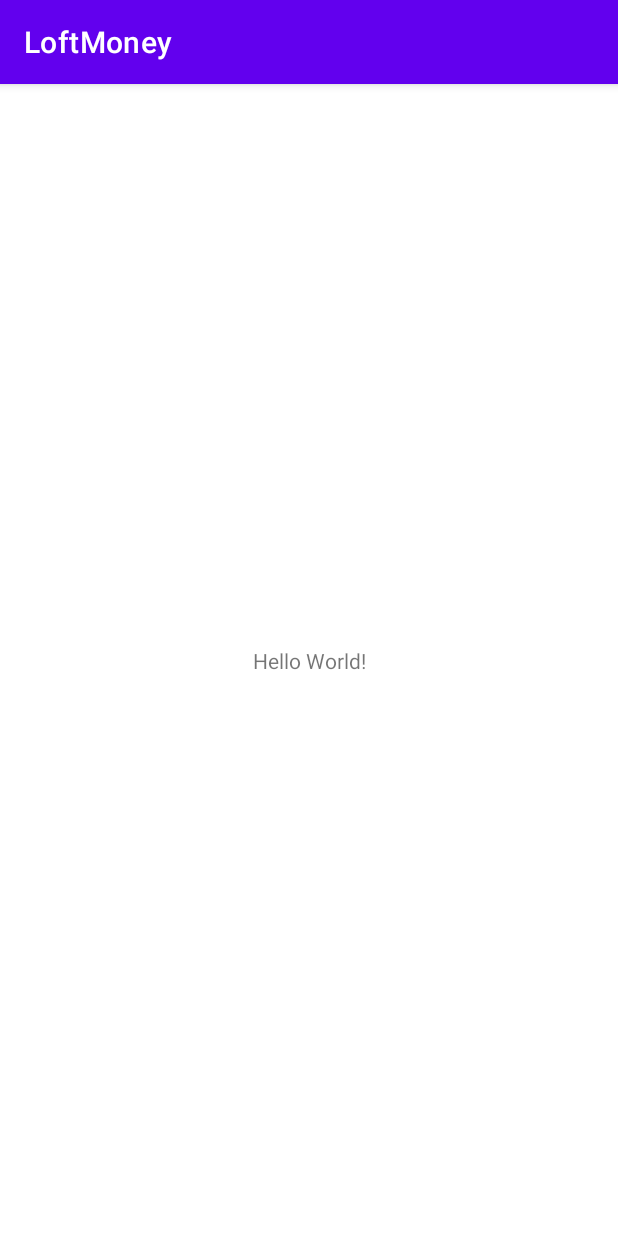
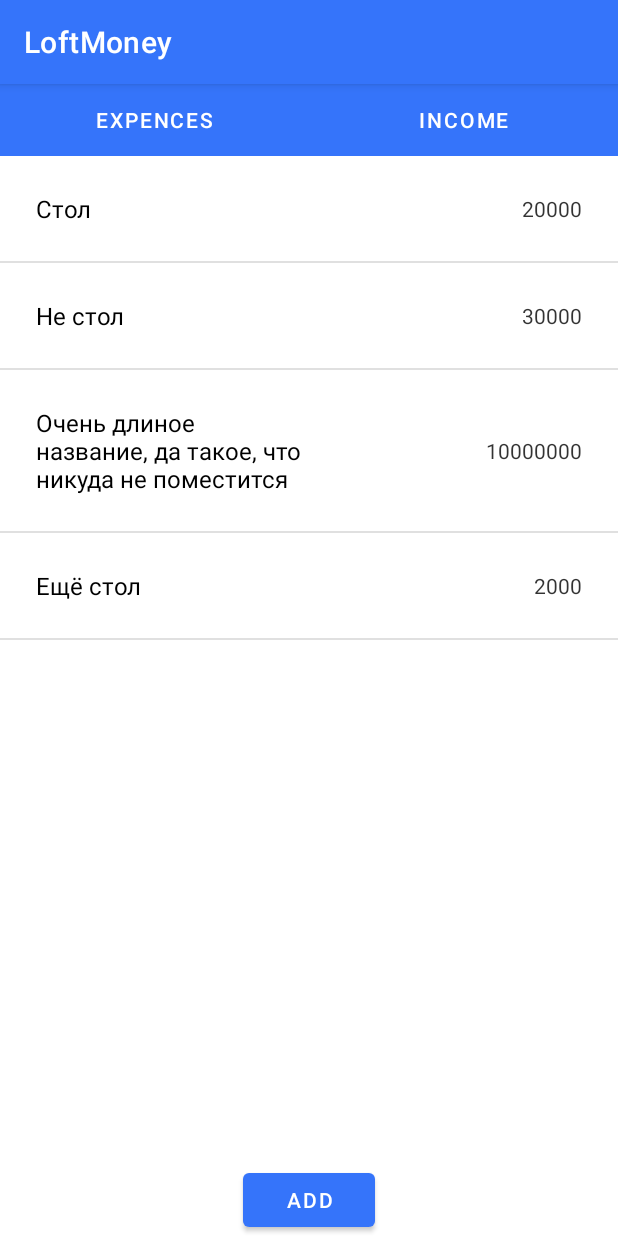
Before and after one commit to ChuevVladimir/Myhelloworld, an Android app: the screen it shows after launch (MainActivity), on a phone screen of 412 x 824 dp. Run offline under Robolectric (Android 15) with nearby library versions, the phone set to English and light mode, and no system bars.

Commit message:
Домашнее задание2

```diff
--- a/app/build.gradle
+++ b/app/build.gradle
@@ -33,6 +33,11 @@ dependencies {
     implementation 'androidx.appcompat:appcompat:1.2.0'
     implementation 'com.google.android.material:material:1.2.1'
     implementation 'androidx.constraintlayout:constraintlayout:2.0.2'
+
+    implementation "androidx.recyclerview:recyclerview:1.1.0"
+    implementation 'com.google.android.material:material:1.3.0-alpha03'
+
+
     testImplementation 'junit:junit:4.+'
     androidTestImplementation 'androidx.test.ext:junit:1.1.2'
     androidTestImplementation 'androidx.test.espresso:espresso-core:3.3.0'
--- a/app/src/main/java/com/chuev/myhellowworld/AddItemActivity.java
+++ b/app/src/main/java/com/chuev/myhellowworld/AddItemActivity.java
@@ -1,14 +1,48 @@
 package com.chuev.myhellowworld;
 
+import android.content.Intent;
+import android.text.TextUtils;
 import android.os.Bundle;
+import android.view.View;
+import android.widget.Button;
+import android.widget.TextView;
 
 import androidx.annotation.Nullable;
 import androidx.appcompat.app.AppCompatActivity;
 
 public class AddItemActivity extends AppCompatActivity {
+    private TextView ItemText;
+    private TextView ValueText;
+
     @Override
     protected void onCreate(@Nullable Bundle savedInstanceState) {
         super.onCreate(savedInstanceState);
         setContentView(R.layout.activity_add_item);
+
+
+
+        ItemText = findViewById(R.id.Item_text);
+        ValueText = findViewById(R.id.Value_text);
+
+        Button addButton = findViewById(R.id.add_button);
+        addButton.setOnClickListener(new  View.OnClickListener() {
+
+            @Override
+            public void onClick(final View v) {
+                String item = ItemText.getText().toString();
+                String value = ValueText.getText().toString();
+
+                if (!TextUtils.isEmpty(item) && !TextUtils.isEmpty(value)) {
+                    setResult(
+                            RESULT_OK,
+                            new Intent().putExtra("item", item).putExtra("value", value));
+                    finish();
+                }
+
+
+            }
+        });
     }
+
+
 }
--- /dev/null
+++ b/app/src/main/java/com/chuev/myhellowworld/BudgetFragment.java
@@ -0,0 +1,118 @@
+package com.chuev.myhellowworld;
+
+import android.app.Activity;
+import android.content.Intent;
+import android.graphics.Color;
+import android.os.Bundle;
+import android.view.LayoutInflater;
+import android.view.View;
+import android.view.ViewGroup;
+import android.widget.TextView;
+
+import androidx.annotation.ColorInt;
+import androidx.annotation.NonNull;
+import androidx.annotation.Nullable;
+import androidx.appcompat.widget.AppCompatTextView;
+import androidx.core.content.ContextCompat;
+import androidx.fragment.app.Fragment;
+import androidx.recyclerview.widget.DividerItemDecoration;
+import androidx.recyclerview.widget.LinearLayoutManager;
+import androidx.recyclerview.widget.RecyclerView;
+
+import com.google.android.material.tabs.TabLayout;
+
+import java.util.ArrayList;
+import java.util.List;
+
+public class BudgetFragment extends Fragment{
+
+    private static final int REQUEST_CODE = 100;
+    List<MoneyItem> moneyItems = new ArrayList<>();
+    private RecyclerView itemsView;
+
+    private MoneyCellAdpter moneyCellAdpter =new MoneyCellAdpter();
+
+    @Nullable
+    @Override
+    public View onCreateView(@NonNull LayoutInflater inflater, @Nullable ViewGroup container, @Nullable Bundle savedInstanceState) {
+        View view = inflater.inflate(R.layout.fragment_udget,container,false);
+
+
+        generate_content();
+        configureRecyclerView(view); //настраиваем ресайклер
+
+
+
+        view.findViewById(R.id.btnClick).setOnClickListener(new View.OnClickListener() {
+            @Override
+            public void onClick(View v) {
+                Intent newActivity = new Intent(getActivity(), AddItemActivity.class);
+                startActivityForResult(newActivity, REQUEST_CODE);
+
+            }
+        });
+
+        return view;
+    }
+
+    @Override
+    public void onActivityResult( final int requestCode, final int resultCode, @Nullable final Intent data ) {
+        super.onActivityResult(requestCode, resultCode, data);
+
+        int value;
+        try {
+            value = Integer.parseInt(data.getStringExtra("value"));
+        } catch (NumberFormatException e) {
+           value = 0;
+        }
+
+        if (requestCode == REQUEST_CODE && resultCode == Activity.RESULT_OK) {
+            moneyItems.add(new MoneyItem(data.getStringExtra("item"), data.getStringExtra("value")));
+            moneyCellAdpter.setData(moneyItems);
+        }
+    }
+    private void initViews(View view) {
+
+        if (getArguments().getString("test")=="синий")
+        {
+            AppCompatTextView appCompatTextView = (AppCompatTextView) view.findViewById(R.id.cellmoneycost);
+            appCompatTextView.setTextColor( -16776961);
+
+        }
+        if (getArguments().getString("test")=="красный")
+        {
+            ((TextView) view.findViewById(R.id.cellmoneycost)).setTextColor(ContextCompat.getColor(getActivity(), R.color.black));
+        }
+    }
+
+    public static BudgetFragment newInstance(String text) {
+        BudgetFragment pageFragment = new BudgetFragment();
+        Bundle bundle = new Bundle();
+        bundle.putString("test", text);
+        pageFragment.setArguments(bundle);
+
+        return pageFragment;
+    }
+    private void generate_content()
+    {
+
+        moneyItems.add(new MoneyItem("Стол","20000"));
+        moneyItems.add(new MoneyItem("Не стол","30000"));
+        moneyItems.add(new MoneyItem("Очень длиное название, да такое, что никуда не поместится","10000000"));
+        moneyItems.add(new MoneyItem("Ещё стол","2000"));
+        moneyCellAdpter.setData(moneyItems);
+    }
+
+    private void configureRecyclerView(View view) {
+        itemsView = view.findViewById(R.id.itemsView);
+        itemsView.setAdapter(moneyCellAdpter);
+        RecyclerView.LayoutManager layoutManager = new LinearLayoutManager(getActivity(), LinearLayoutManager.VERTICAL,false
+        );
+        itemsView.setLayoutManager(layoutManager);
+
+        DividerItemDecoration dividerItemDecoration = new DividerItemDecoration(itemsView.getContext(),LinearLayoutManager.VERTICAL);
+        itemsView.addItemDecoration(dividerItemDecoration);
+//        initViews(view);
+    }
+
+}
--- a/app/src/main/java/com/chuev/myhellowworld/MainActivity.java
+++ b/app/src/main/java/com/chuev/myhellowworld/MainActivity.java
@@ -1,25 +1,85 @@
 package com.chuev.myhellowworld;
 
+import androidx.annotation.NonNull;
 import androidx.appcompat.app.AppCompatActivity;
+import androidx.fragment.app.Fragment;
+import androidx.fragment.app.FragmentManager;
+import androidx.fragment.app.FragmentPagerAdapter;
+import androidx.fragment.app.FragmentTransaction;
+import androidx.recyclerview.widget.DividerItemDecoration;
+import androidx.recyclerview.widget.LinearLayoutManager;
+import androidx.recyclerview.widget.RecyclerView;
+import androidx.viewpager.widget.PagerAdapter;
+import androidx.viewpager.widget.ViewPager;
 
 import android.content.Intent;
 import android.os.Bundle;
+import com.google.android.material.tabs.TabLayout;
+import android.text.Layout;
 import android.view.View;
+import android.widget.TableLayout;
+import android.widget.TextView;
+
+import java.util.ArrayList;
+import java.util.List;
 
 public class MainActivity extends AppCompatActivity {
+
+private BudgetPagerAdapter pagerAdapter;
+
 
     @Override
     protected void onCreate(Bundle savedInstanceState) {
         super.onCreate(savedInstanceState);
+
         setContentView(R.layout.activity_main);
 
-        findViewById(R.id.btnClick).setOnClickListener(new View.OnClickListener() {
-            @Override
-            public void onClick(View v) {
-                Intent newActivity = new Intent(getApplicationContext(), AddItemActivity.class);
+        TabLayout tabLayout = findViewById(R.id.tabs);
 
-                startActivity(newActivity);
-            }
-        });
+
+        ViewPager viewPager = findViewById(R.id.fragment_ViewPager);
+
+
+        pagerAdapter = new BudgetPagerAdapter(getSupportFragmentManager(),FragmentPagerAdapter.BEHAVIOR_RESUME_ONLY_CURRENT_FRAGMENT);
+        pagerAdapter.addFragment(BudgetFragment.newInstance("синий"));
+        pagerAdapter.addFragment(BudgetFragment.newInstance("красный"));
+
+
+        viewPager.setAdapter(pagerAdapter);
+
+        tabLayout.setupWithViewPager(viewPager);
+        tabLayout.getTabAt(0).setText(R.string.rashod);
+
+        tabLayout.getTabAt(1).setText(R.string.dohod);
+
+
     }
+
+
+  private class BudgetPagerAdapter extends FragmentPagerAdapter
+    {
+        private List<Fragment> fragments = new ArrayList<>();
+        public BudgetPagerAdapter(@NonNull FragmentManager fm, int behavior) {
+            super(fm, behavior);
+        }
+
+        @NonNull
+        @Override
+        public Fragment getItem(int position) {
+            return  fragments.get(position);
+        }
+
+        @Override
+        public int getCount() {
+            return 2;
+        }
+
+        void addFragment(Fragment fragment) {
+            fragments.add(fragment);
+
+        }
+    }
+
+
+
 }
--- /dev/null
+++ b/app/src/main/java/com/chuev/myhellowworld/MoneyCellAdpter.java
@@ -0,0 +1,63 @@
+package com.chuev.myhellowworld;
+
+import android.graphics.Color;
+import android.view.LayoutInflater;
+import android.view.View;
+import android.view.ViewGroup;
+import android.widget.TextView;
+
+import java.util.ArrayList;
+import java.util.List;
+import androidx.annotation.NonNull;
+import androidx.recyclerview.widget.RecyclerView;
+
+public class MoneyCellAdpter extends RecyclerView.Adapter<MoneyCellAdpter.MoneyViewHolder> {
+
+    private List<MoneyItem> moneyItemList = new ArrayList<>();
+
+
+    public void  setData (List<MoneyItem> moneyItems)
+    {
+        moneyItemList.clear();
+        moneyItemList.addAll(moneyItems);
+        notifyDataSetChanged();
+    }
+
+
+
+    @NonNull
+    @Override
+    public MoneyViewHolder onCreateViewHolder(@NonNull ViewGroup parent, int viewType) {
+        LayoutInflater layoutInflater = LayoutInflater.from(parent.getContext());
+        return new MoneyViewHolder(layoutInflater.inflate(R.layout.cell_money,parent,  false));
+    }
+
+    @Override
+    public void onBindViewHolder(@NonNull MoneyViewHolder holder, int position) {
+holder.bind(moneyItemList.get(position));
+    }
+
+    @Override
+    public int getItemCount() {
+        return moneyItemList.size();
+    }
+
+    static class MoneyViewHolder extends RecyclerView.ViewHolder{
+            private TextView titletextview;
+            private  TextView costtextview;
+
+        public MoneyViewHolder(@NonNull View itemView) {
+            super(itemView);
+            titletextview = itemView.findViewById(R.id.cellmoneytitle);
+            costtextview = itemView.findViewById(R.id.cellmoneycost);
+
+        }
+
+        public void bind(MoneyItem moneyItem)
+        {
+              titletextview.setText(moneyItem.getTitle());
+              costtextview.setText(moneyItem.getValue());
+
+        }
+    }
+}
--- /dev/null
+++ b/app/src/main/java/com/chuev/myhellowworld/MoneyItem.java
@@ -0,0 +1,19 @@
+package com.chuev.myhellowworld;
+
+public class MoneyItem {
+    private String title;
+    private String value;
+
+    public MoneyItem(String title, String value) {
+        this.title = title;
+        this.value = value;
+    }
+
+    public String getTitle() {
+        return title;
+    }
+
+    public String getValue() {
+        return value;
+    }
+}
--- a/app/src/main/res/layout/activity_add_item.xml
+++ b/app/src/main/res/layout/activity_add_item.xml
@@ -15,12 +15,14 @@
     android:layout_width="match_parent"
     android:layout_height="wrap_content"
     android:hint="@string/edittext_item_hint"
+    android:id="@+id/Item_text"
 
     ></EditText>
 
     <EditText
     android:layout_width="match_parent"
     android:layout_height="wrap_content"
+    android:id="@+id/Value_text"
     android:hint="@string/edittext_cost_hint"
 
     > </EditText>
--- a/app/src/main/res/layout/activity_main.xml
+++ b/app/src/main/res/layout/activity_main.xml
@@ -1,10 +1,26 @@
 <?xml version="1.0" encoding="utf-8"?>
-<androidx.constraintlayout.widget.ConstraintLayout xmlns:android="http://schemas.android.com/apk/res/android"
+
+<LinearLayout
+
+    xmlns:android="http://schemas.android.com/apk/res/android"
     xmlns:app="http://schemas.android.com/apk/res-auto"
     xmlns:tools="http://schemas.android.com/tools"
     android:layout_width="match_parent"
     android:layout_height="match_parent"
+    android:orientation="vertical"
     tools:context=".MainActivity">
+
+<!--
+    <androidx.recyclerview.widget.RecyclerView
+        android:id="@+id/itemsView"
+        android:layout_width="267dp"
+        android:layout_height="157dp"
+        app:layout_constraintBottom_toBottomOf="parent"
+        app:layout_constraintEnd_toEndOf="parent"
+        app:layout_constraintHorizontal_bias="0.07"
+        app:layout_constraintStart_toStartOf="parent"
+        app:layout_constraintTop_toTopOf="parent"
+        app:layout_constraintVertical_bias="0.052" />
 
     <TextView
         android:id="@+id/btnClick"
@@ -15,5 +31,17 @@
         app:layout_constraintLeft_toLeftOf="parent"
         app:layout_constraintRight_toRightOf="parent"
         app:layout_constraintTop_toTopOf="parent" />
-
-</androidx.constraintlayout.widget.ConstraintLayout>
+-->
+<com.google.android.material.tabs.TabLayout
+    android:layout_width="match_parent"
+    android:layout_height="wrap_content"
+    android:background="@color/color_Primary"
+    app:tabTextColor="@android:color/white"
+    android:id="@+id/tabs">
+</com.google.android.material.tabs.TabLayout>
+    <androidx.viewpager.widget.ViewPager
+        android:id="@+id/fragment_ViewPager"
+        android:layout_width="match_parent"
+        android:layout_height="match_parent"
+        ></androidx.viewpager.widget.ViewPager>
+</LinearLayout>
--- /dev/null
+++ b/app/src/main/res/layout/cell_money.xml
@@ -0,0 +1,30 @@
+<?xml version="1.0" encoding="utf-8"?>
+<LinearLayout
+    xmlns:android="http://schemas.android.com/apk/res/android"
+    android:layout_width="match_parent"
+    android:layout_height="wrap_content"
+android:padding="24dp"
+    android:orientation="horizontal">
+    <androidx.appcompat.widget.AppCompatTextView
+        android:id="@+id/cellmoneytitle"
+        android:gravity="left"
+        android:layout_width="match_parent"
+        android:layout_weight="1"
+        android:textColor="@color/black"
+        android:textSize="16sp"
+        android:layout_height="wrap_content">
+
+    </androidx.appcompat.widget.AppCompatTextView>
+
+    <androidx.appcompat.widget.AppCompatTextView
+        android:id="@+id/cellmoneycost"
+        android:layout_width="match_parent"
+        android:layout_height="wrap_content"
+        android:gravity="right"
+        android:layout_gravity="center"
+        android:layout_weight="1"
+        android:alpha="0.8"
+        android:textColor="@color/black">
+
+    </androidx.appcompat.widget.AppCompatTextView>
+</LinearLayout>
--- /dev/null
+++ b/app/src/main/res/layout/fragment_udget.xml
@@ -0,0 +1,40 @@
+<?xml version="1.0" encoding="utf-8"?>
+
+<androidx.constraintlayout.widget.ConstraintLayout xmlns:android="http://schemas.android.com/apk/res/android"
+    xmlns:app="http://schemas.android.com/apk/res-auto"
+    xmlns:tools="http://schemas.android.com/tools"
+    android:layout_width="match_parent"
+    android:layout_height="match_parent"
+    tools:context=".MainActivity">
+
+    <androidx.recyclerview.widget.RecyclerView
+        android:id="@+id/itemsView"
+        android:layout_width="match_parent"
+        android:layout_height="wrap_content"
+
+        tools:ignore="MissingConstraints" />
+
+<!--
+    <TextView
+        android:id="@+id/btnClick"
+        android:layout_width="wrap_content"
+        android:layout_height="wrap_content"
+        android:text="Hello World!"
+        app:layout_constraintBottom_toBottomOf="parent"
+        app:layout_constraintLeft_toLeftOf="parent"
+        app:layout_constraintRight_toRightOf="parent"
+        app:layout_constraintTop_toTopOf="parent" />
+-->
+
+    <Button
+        android:id="@+id/btnClick"
+        android:layout_width="wrap_content"
+        android:layout_height="wrap_content"
+        android:text="@string/button_add_text"
+
+        app:layout_constraintBottom_toBottomOf="parent"
+        app:layout_constraintLeft_toLeftOf="parent"
+        app:layout_constraintRight_toRightOf="parent"
+        tools:ignore="MissingConstraints" />
+
+</androidx.constraintlayout.widget.ConstraintLayout>
--- a/app/src/main/res/values-night/themes.xml
+++ b/app/src/main/res/values-night/themes.xml
@@ -2,8 +2,8 @@
     <!-- Base application theme. -->
     <style name="Theme.MyHellowWorld" parent="Theme.MaterialComponents.DayNight.DarkActionBar">
         <!-- Primary brand color. -->
-        <item name="colorPrimary">@color/purple_200</item>
-        <item name="colorPrimaryVariant">@color/purple_700</item>
+        <item name="colorPrimary">@color/color_Primary</item>
+        <item name="colorPrimaryVariant">@color/color_Primary_Variant</item>
         <item name="colorOnPrimary">@color/black</item>
         <!-- Secondary brand color. -->
         <item name="colorSecondary">@color/teal_200</item>
--- a/app/src/main/res/values/colors.xml
+++ b/app/src/main/res/values/colors.xml
@@ -1,7 +1,7 @@
 <?xml version="1.0" encoding="utf-8"?>
 <resources>
-    <color name="purple_200">#FFBB86FC</color>
-    <color name="purple_500">#FF6200EE</color>
+    <color name="color_Primary">#3574fa</color>
+    <color name="color_Primary_Variant">#FF6200EE</color>
     <color name="purple_700">#FF3700B3</color>
     <color name="teal_200">#FF03DAC5</color>
     <color name="teal_700">#FF018786</color>
--- /dev/null
+++ b/app/src/main/res/values/ids.xml
@@ -0,0 +1,4 @@
+<?xml version="1.0" encoding="utf-8"?>
+<resources>
+
+</resources>
--- a/app/src/main/res/values/strings.xml
+++ b/app/src/main/res/values/strings.xml
@@ -1,6 +1,9 @@
 <resources>
     <string name="app_name">LoftMoney</string>
     <string name="edittext_item_hint">Item</string>
-    <string name="edittext_cost_hint">Cost</string>
+    <string name="edittext_cost_hint">Value</string>
     <string name="button_add_text">Add</string>
+    <string name="rashod">expences</string>
+    <string name="dohod" >income</string>
+
 </resources>
--- a/app/src/main/res/values/themes.xml
+++ b/app/src/main/res/values/themes.xml
@@ -2,7 +2,7 @@
     <!-- Base application theme. -->
     <style name="Theme.MyHellowWorld" parent="Theme.MaterialComponents.DayNight.DarkActionBar">
         <!-- Primary brand color. -->
-        <item name="colorPrimary">@color/purple_500</item>
+        <item name="colorPrimary">@color/color_Primary</item>
         <item name="colorPrimaryVariant">@color/purple_700</item>
         <item name="colorOnPrimary">@color/white</item>
         <!-- Secondary brand color. -->
```
Also changed, not shown: 1 other file.
